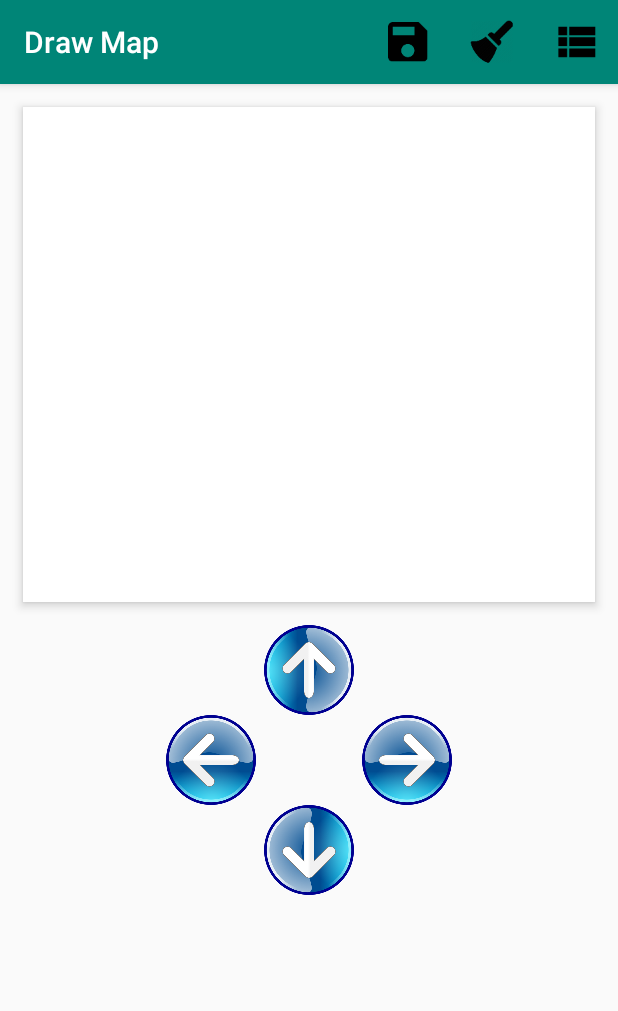
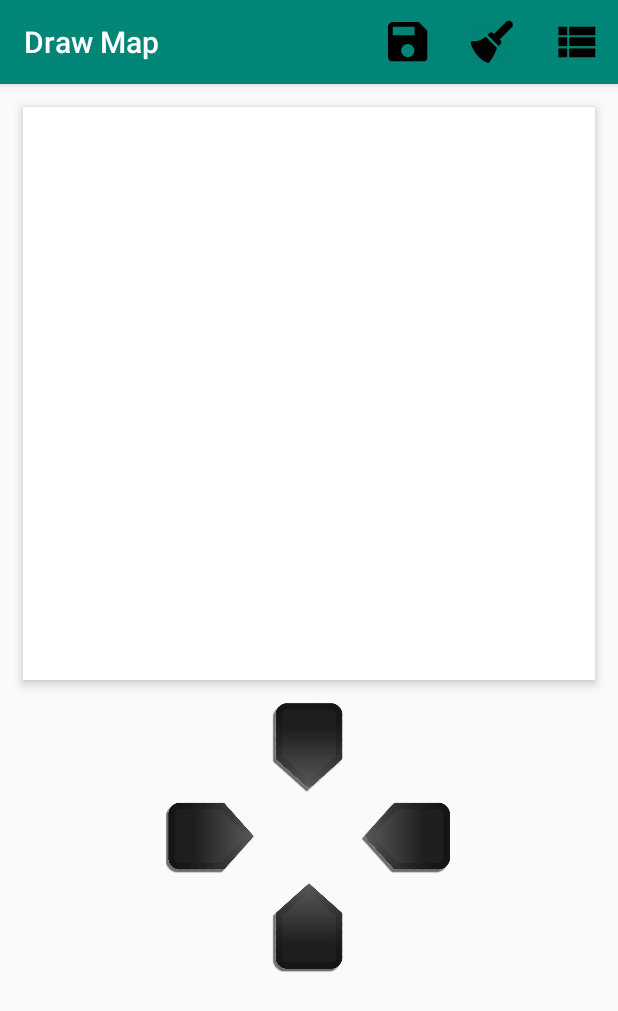
Before and after one commit to FilipeMartin/draw-map, an Android app: the screen it shows after launch (MainActivity), on a phone screen of 412 x 824 dp. Shown: the top 1011 px of the screen. Run offline under Robolectric (Android 15) with nearby library versions, the phone set to English and light mode, and no system bars.

Commit message:
alterações de responsividade para versão beta do aplicativo

```diff
--- a/app/src/main/res/layout/content_main.xml
+++ b/app/src/main/res/layout/content_main.xml
@@ -9,70 +9,77 @@
     tools:showIn="@layout/activity_main">
 
     <ScrollView
+        android:id="@+id/scrollView2"
         android:layout_width="match_parent"
-        android:layout_height="match_parent">
+        android:layout_height="match_parent"
+        app:layout_constraintBottom_toBottomOf="parent"
+        app:layout_constraintEnd_toEndOf="parent"
+        app:layout_constraintHorizontal_bias="1.0"
+        app:layout_constraintStart_toStartOf="parent"
+        app:layout_constraintTop_toTopOf="parent"
+        app:layout_constraintVertical_bias="0.0">
 
         <LinearLayout
             android:layout_width="match_parent"
             android:layout_height="match_parent"
-            android:orientation="vertical"
-            android:gravity="center_horizontal">
+            android:gravity="center_horizontal"
+            android:orientation="vertical">
 
             <com.example.drawmap.CanvasView
                 android:id="@+id/canvas"
-                android:layout_width="match_parent"
-                android:layout_height="330dp"
+                android:layout_width="wrap_content"
+                android:layout_height="382dp"
                 android:layout_margin="15dp"
                 android:background="#fff"
-                android:elevation="4dp"/>
+                android:elevation="4dp" />
 
             <LinearLayout
                 android:layout_width="match_parent"
                 android:layout_height="wrap_content"
-                android:orientation="horizontal"
-                android:gravity="center">
+                android:gravity="center"
+                android:orientation="horizontal">
 
                 <Button
                     android:id="@+id/btnTop"
                     android:layout_width="60dp"
                     android:layout_height="60dp"
-                    android:background="@drawable/btn_top"/>
+                    android:background="@drawable/btn_top" />
 
             </LinearLayout>
 
             <LinearLayout
                 android:layout_width="match_parent"
                 android:layout_height="wrap_content"
-                android:orientation="horizontal"
-                android:gravity="center">
+                android:gravity="center"
+                android:orientation="horizontal">
 
                 <Button
                     android:id="@+id/btnLeft"
                     android:layout_width="60dp"
                     android:layout_height="60dp"
                     android:layout_marginRight="35dp"
-                    android:background="@drawable/btn_left"/>
+                    android:background="@drawable/btn_left" />
 
                 <Button
                     android:id="@+id/btnRight"
                     android:layout_width="60dp"
                     android:layout_height="60dp"
                     android:layout_marginLeft="35dp"
-                    android:background="@drawable/btn_right"/>
+                    android:background="@drawable/btn_right" />
 
             </LinearLayout>
 
             <LinearLayout
                 android:layout_width="match_parent"
                 android:layout_height="wrap_content"
-                android:orientation="horizontal"
-                android:gravity="center">
+                android:gravity="center"
+                android:orientation="horizontal">
 
                 <Button
                     android:id="@+id/btnBottom"
                     android:layout_width="60dp"
                     android:layout_height="60dp"
-                    android:background="@drawable/btn_bottom"/>
+                    android:background="@drawable/btn_bottom" />
 
             </LinearLayout>
         </LinearLayout>
--- a/app/src/main/res/layout/content_show_drawing.xml
+++ b/app/src/main/res/layout/content_show_drawing.xml
@@ -16,11 +16,11 @@
 
         <com.example.drawmap.CanvasView
             android:id="@+id/canvas"
-            android:layout_width="match_parent"
-            android:layout_height="330dp"
+            android:layout_width="wrap_content"
+            android:layout_height="382dp"
             android:layout_margin="15dp"
             android:background="#fff"
-            android:elevation="4dp"/>
+            android:elevation="4dp" />
 
     </LinearLayout>
 
```
Also changed, not shown: app/src/main/res/drawable/bg_pad.png (added), app/src/main/res/drawable/btn_bottom_default.png, app/src/main/res/drawable/btn_bottom_pressed.png, app/src/main/res/drawable/btn_left_default.png, app/src/main/res/drawable/btn_left_pressed.png, app/src/main/res/drawable/btn_right_default.png, app/src/main/res/drawable/btn_right_pressed.png, app/src/main/res/drawable/btn_top_default.png, app/src/main/res/drawable/btn_top_pressed.png.
